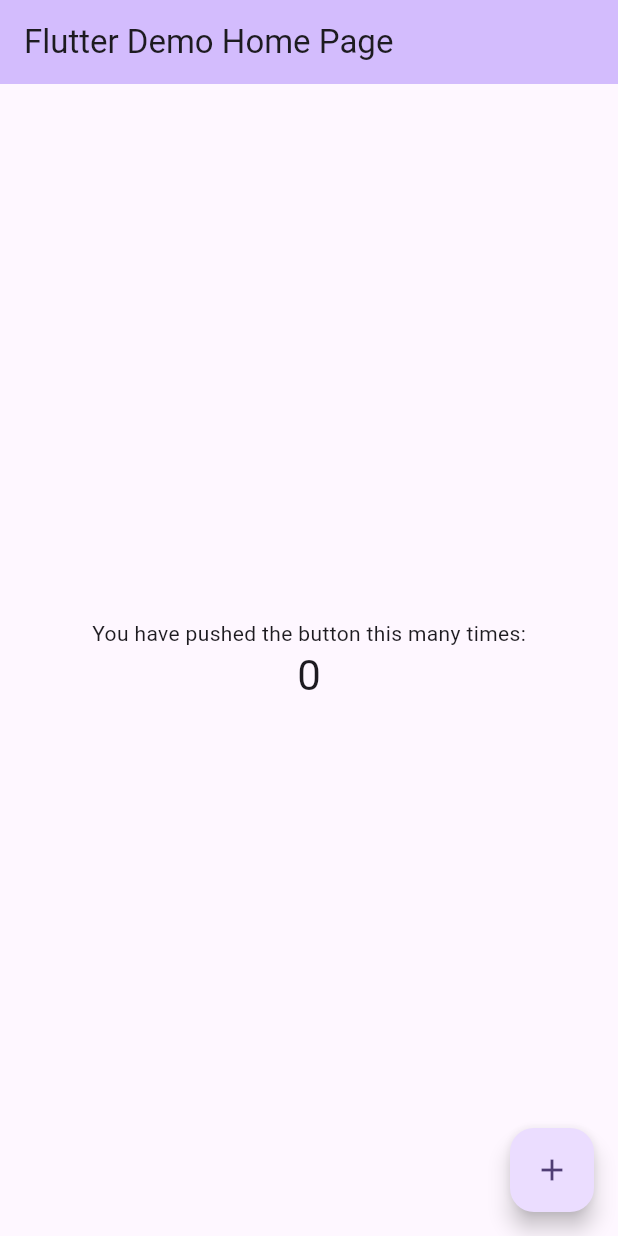
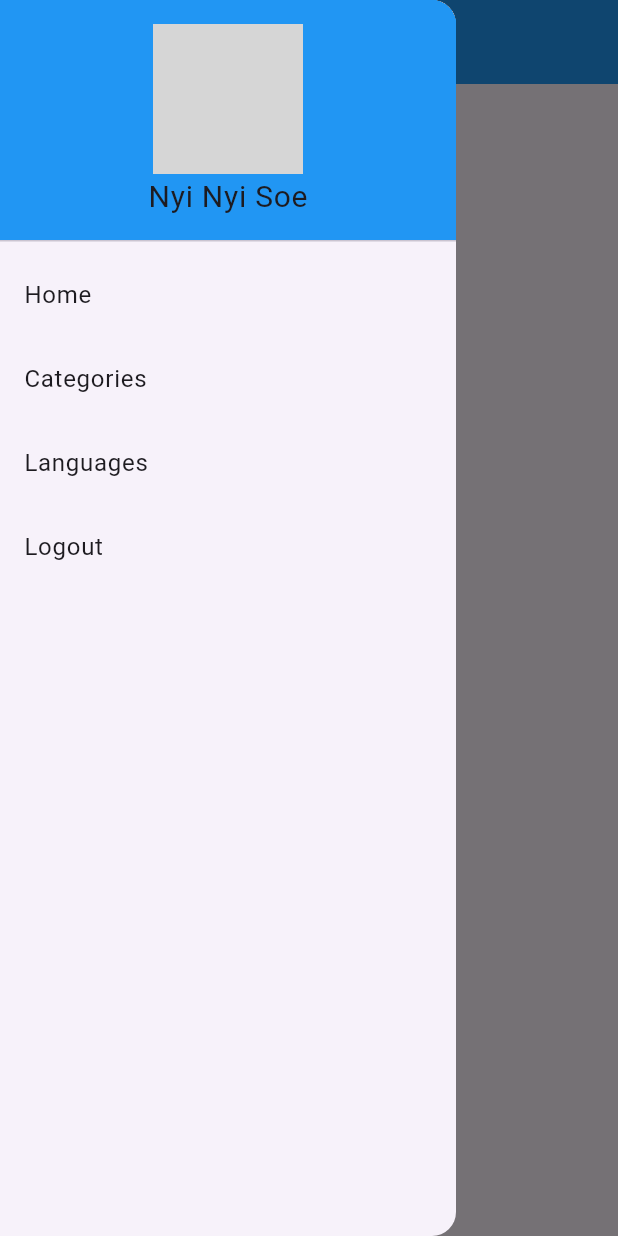
Before and after one commit to Nyi-NyiSoe/technical-test, a Flutter app: the screen it shows after launch, with the side drawer open (before the commit the screen has no drawer), on a phone screen of 412 x 824 dp. Run offline on Flutter 3.47's test engine with Material 3 defaults, Android fonts, the phone set to English and light mode, and no system bars; network calls fail; grey boxes are pictures that could not be loaded.

Commit message:
added Drawer in homepage

```diff
--- a/lib/main.dart
+++ b/lib/main.dart
@@ -1,4 +1,5 @@
 import 'package:flutter/material.dart';
+import 'package:technicaltest/screens/homepage.dart';
 
 void main() {
   runApp(const MyApp());
@@ -11,115 +12,9 @@
   @override
   Widget build(BuildContext context) {
     return MaterialApp(
+      debugShowCheckedModeBanner: false,
       title: 'Flutter Demo',
-      theme: ThemeData(
-        // This is the theme of your application.
-        //
-        // TRY THIS: Try running your application with "flutter run". You'll see
-        // the application has a purple toolbar. Then, without quitting the app,
-        // try changing the seedColor in the colorScheme below to Colors.green
-        // and then invoke "hot reload" (save your changes or press the "hot
-        // reload" button in a Flutter-supported IDE, or press "r" if you used
-        // the command line to start the app).
-        //
-        // Notice that the counter didn't reset back to zero; the application
-        // state is not lost during the reload. To reset the state, use hot
-        // restart instead.
-        //
-        // This works for code too, not just values: Most code changes can be
-        // tested with just a hot reload.
-        colorScheme: ColorScheme.fromSeed(seedColor: Colors.deepPurple),
-        useMaterial3: true,
-      ),
-      home: const MyHomePage(title: 'Flutter Demo Home Page'),
+      home: Homepage(),
     );
   }
 }
-
-class MyHomePage extends StatefulWidget {
-  const MyHomePage({super.key, required this.title});
-
-  // This widget is the home page of your application. It is stateful, meaning
-  // that it has a State object (defined below) that contains fields that affect
-  // how it looks.
-
-  // This class is the configuration for the state. It holds the values (in this
-  // case the title) provided by the parent (in this case the App widget) and
-  // used by the build method of the State. Fields in a Widget subclass are
-  // always marked "final".
-
-  final String title;
-
-  @override
-  State<MyHomePage> createState() => _MyHomePageState();
-}
-
-class _MyHomePageState extends State<MyHomePage> {
-  int _counter = 0;
-
-  void _incrementCounter() {
-    setState(() {
-      // This call to setState tells the Flutter framework that something has
-      // changed in this State, which causes it to rerun the build method below
-      // so that the display can reflect the updated values. If we changed
-      // _counter without calling setState(), then the build method would not be
-      // called again, and so nothing would appear to happen.
-      _counter++;
-    });
-  }
-
-  @override
-  Widget build(BuildContext context) {
-    // This method is rerun every time setState is called, for instance as done
-    // by the _incrementCounter method above.
-    //
-    // The Flutter framework has been optimized to make rerunning build methods
-    // fast, so that you can just rebuild anything that needs updating rather
-    // than having to individually change instances of widgets.
-    return Scaffold(
-      appBar: AppBar(
-        // TRY THIS: Try changing the color here to a specific color (to
-        // Colors.amber, perhaps?) and trigger a hot reload to see the AppBar
-        // change color while the other colors stay the same.
-        backgroundColor: Theme.of(context).colorScheme.inversePrimary,
-        // Here we take the value from the MyHomePage object that was created by
-        // the App.build method, and use it to set our appbar title.
-        title: Text(widget.title),
-      ),
-      body: Center(
-        // Center is a layout widget. It takes a single child and positions it
-        // in the middle of the parent.
-        child: Column(
-          // Column is also a layout widget. It takes a list of children and
-          // arranges them vertically. By default, it sizes itself to fit its
-          // children horizontally, and tries to be as tall as its parent.
-          //
-          // Column has various properties to control how it sizes itself and
-          // how it positions its children. Here we use mainAxisAlignment to
-          // center the children vertically; the main axis here is the vertical
-          // axis because Columns are vertical (the cross axis would be
-          // horizontal).
-          //
-          // TRY THIS: Invoke "debug painting" (choose the "Toggle Debug Paint"
-          // action in the IDE, or press "p" in the console), to see the
-          // wireframe for each widget.
-          mainAxisAlignment: MainAxisAlignment.center,
-          children: <Widget>[
-            const Text(
-              'You have pushed the button this many times:',
-            ),
-            Text(
-              '$_counter',
-              style: Theme.of(context).textTheme.headlineMedium,
-            ),
-          ],
-        ),
-      ),
-      floatingActionButton: FloatingActionButton(
-        onPressed: _incrementCounter,
-        tooltip: 'Increment',
-        child: const Icon(Icons.add),
-      ), // This trailing comma makes auto-formatting nicer for build methods.
-    );
-  }
-}
--- /dev/null
+++ b/lib/screens/homepage.dart
@@ -0,0 +1,108 @@
+import 'package:flutter/material.dart';
+
+class Homepage extends StatelessWidget {
+  const Homepage({super.key});
+
+  @override
+  Widget build(BuildContext context) {
+    return SafeArea(
+        child: Scaffold(
+      drawer: Drawer(
+        child: ListView(
+          children: [
+            const DrawerHeader(
+              decoration: BoxDecoration(
+                color: Colors.blue,
+              ),
+              child: Column(children: [
+                CircleAvatar(
+                  radius: 50,
+                  backgroundImage: NetworkImage(
+                      'https://www.w3schools.com/w3images/avatar2.png'),
+                ),
+                Text('Nyi Nyi Soe', style: TextStyle(fontSize: 20)),
+              ]),
+            ),
+            ListTile(
+              title: const Text('Home'),
+              onTap: () {
+                Navigator.pop(context);
+              },
+            ),
+            ListTile(
+              title: const Text('Categories'),
+              onTap: () {
+                Navigator.pop(context);
+              },
+            ),
+            ListTile(
+              title: const Text('Languages'),
+              onTap: () {
+                _showLanguageOptions(context);
+              },
+            ),
+            ListTile(
+              title: const Text('Logout'),
+              onTap: () {
+                Navigator.pop(context);
+              },
+            ),
+          ],
+        ),
+      ),
+      appBar: AppBar(
+        title: const Text('C a t e g o r i e s'),
+        backgroundColor: Colors.blue,
+        actions: [],
+      ),
+      body: Container(),
+    ));
+  }
+}
+
+void _showLanguageOptions(BuildContext context) {
+  showModalBottomSheet(
+    context: context,
+    builder: (BuildContext context) {
+      return SafeArea(
+        child: Wrap(
+          children: <Widget>[
+            ListTile(
+              leading: const Icon(Icons.language),
+              title: const Text('English'),
+              onTap: () {
+                // Handle language change to English
+                Navigator.pop(context);
+              },
+            ),
+            ListTile(
+              leading: const Icon(Icons.language),
+              title: const Text('Español'),
+              onTap: () {
+                // Handle language change to Spanish
+                Navigator.pop(context);
+              },
+            ),
+            ListTile(
+              leading: const Icon(Icons.language),
+              title: const Text('Thai'),
+              onTap: () {
+                // Handle language change to Spanish
+                Navigator.pop(context);
+              },
+            ),
+            ListTile(
+              leading: const Icon(Icons.language),
+              title: const Text('Japanese'),
+              onTap: () {
+                // Handle language change to Spanish
+                Navigator.pop(context);
+              },
+            ),
+            // Add more languages as needed
+          ],
+        ),
+      );
+    },
+  );
+}
```
